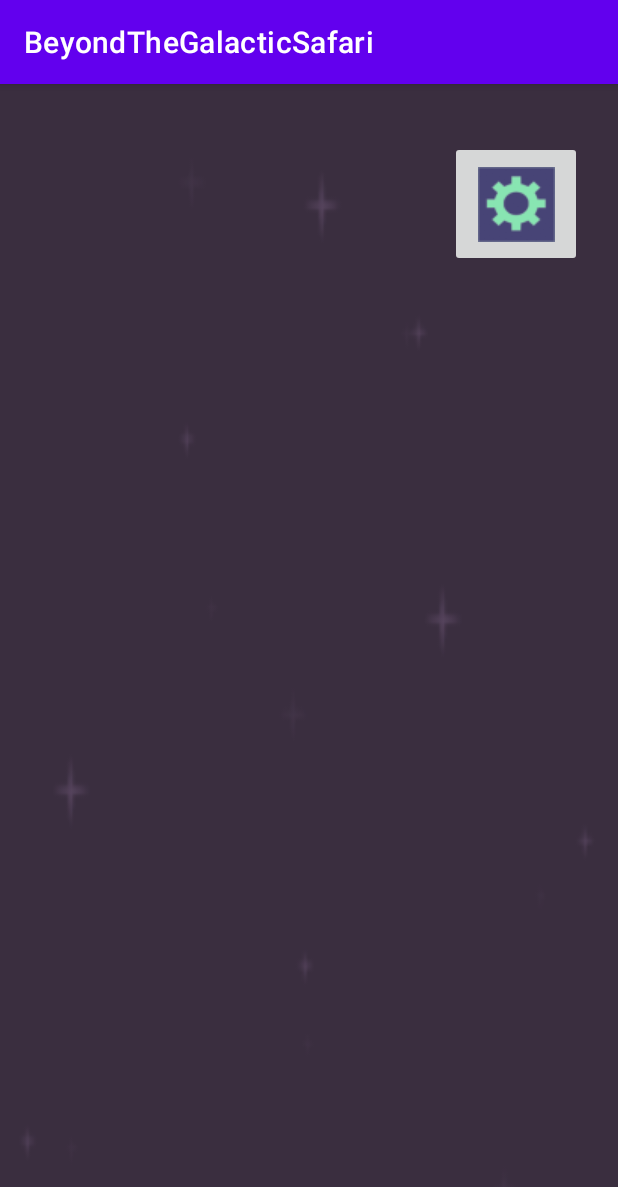
After one commit to simasalaune/BeyondTheGalacticSafari, an Android app: the GameScreen screen opened directly, with no data from a screen before it, on a phone screen of 412 x 824 dp. The commit adds this screen. Shown: the top 1187 px of the screen. Run offline under Robolectric (Android 15) with nearby library versions, the phone set to English and light mode, and no system bars.

Commit message:
In game UI

```diff
--- a/app/build.gradle
+++ b/app/build.gradle
@@ -8,7 +8,7 @@ android {
 
     defaultConfig {
         applicationId "com.example.beyondthegalacticsafari"
-        minSdk 21
+        minSdk 25
         targetSdk 33
         versionCode 1
         versionName "1.0"
@@ -33,6 +33,7 @@ dependencies {
     implementation 'androidx.appcompat:appcompat:1.4.1'
     implementation 'com.google.android.material:material:1.5.0'
     implementation 'androidx.constraintlayout:constraintlayout:2.1.3'
+    implementation 'androidx.wear.tiles:tiles-material:1.1.0-alpha04'
     testImplementation 'junit:junit:4.13.2'
     androidTestImplementation 'androidx.test.ext:junit:1.1.3'
     androidTestImplementation 'androidx.test.espresso:espresso-core:3.4.0'
--- /dev/null
+++ b/app/src/main/java/com/example/beyondthegalacticsafari/GameScreen.java
@@ -0,0 +1,55 @@
+package com.example.beyondthegalacticsafari;
+
+import androidx.appcompat.app.AppCompatActivity;
+
+import android.animation.ValueAnimator;
+import android.content.Context;
+import android.content.Intent;
+import android.os.Bundle;
+import android.view.ContextThemeWrapper;
+import android.view.MenuItem;
+import android.view.View;
+import android.view.animation.LinearInterpolator;
+import android.widget.ImageButton;
+import android.widget.ImageView;
+import android.widget.PopupMenu;
+
+public class GameScreen extends AppCompatActivity {
+
+    ImageButton imageButton;
+
+
+    @Override
+    protected void onCreate(Bundle savedInstanceState) {
+        super.onCreate(savedInstanceState);
+        setContentView(R.layout.activity_game_screen);
+
+        final ImageView backgroundOne = (ImageView) findViewById(R.id.background_one);
+        final ImageView backgroundTwo = (ImageView) findViewById(R.id.background_two);
+
+        final ValueAnimator animator = ValueAnimator.ofFloat(0.0f, 1.0f);
+        animator.setRepeatCount(ValueAnimator.INFINITE);
+        animator.setInterpolator(new LinearInterpolator());
+        animator.setDuration(10000L);
+        animator.addUpdateListener(new ValueAnimator.AnimatorUpdateListener() {
+            @Override
+            public void onAnimationUpdate(ValueAnimator animation) {
+                final float progress = (float) animation.getAnimatedValue();
+                final float height = backgroundOne.getHeight();
+                final float translationY = height * progress;
+                backgroundOne.setTranslationY(translationY);
+                backgroundTwo.setTranslationY(translationY - height);
+            }
+        });
+        animator.start();
+
+        imageButton = (ImageButton) findViewById(R.id.imageButton3);
+        imageButton.setOnClickListener(new View.OnClickListener() {
+           @Override
+           public void onClick(View view) {
+            startActivity(new Intent(GameScreen.this,Pop.class));
+       }
+       });
+
+    }
+}
--- /dev/null
+++ b/app/src/main/res/layout/activity_game_screen.xml
@@ -0,0 +1,39 @@
+<?xml version="1.0" encoding="utf-8"?>
+<androidx.constraintlayout.widget.ConstraintLayout xmlns:android="http://schemas.android.com/apk/res/android"
+    xmlns:app="http://schemas.android.com/apk/res-auto"
+    xmlns:tools="http://schemas.android.com/tools"
+    android:layout_width="match_parent"
+    android:layout_height="match_parent"
+    tools:context=".GameScreen">
+
+    <ImageView
+        android:id="@+id/background_one"
+        android:layout_width="fill_parent"
+        android:layout_height="fill_parent"
+        android:scaleType="fitXY"
+        android:src="@drawable/game_background" />
+
+    <ImageView
+        android:id="@+id/background_two"
+        android:layout_width="fill_parent"
+        android:layout_height="fill_parent"
+        android:scaleType="fitXY"
+        android:src="@drawable/game_background"
+        tools:layout_editor_absoluteX="0dp"
+        tools:layout_editor_absoluteY="16dp" />
+
+    <ImageButton
+        android:id="@+id/imageButton3"
+        android:layout_width="88dp"
+        android:layout_height="84dp"
+        android:layout_marginStart="299dp"
+        android:layout_marginTop="19dp"
+        android:layout_marginEnd="24dp"
+        android:layout_marginBottom="628dp"
+        app:layout_constraintBottom_toBottomOf="@+id/background_two"
+        app:layout_constraintEnd_toEndOf="@+id/background_one"
+        app:layout_constraintStart_toStartOf="@+id/background_two"
+        app:layout_constraintTop_toTopOf="@+id/background_one"
+        app:srcCompat="@drawable/settings_button" />
+
+</androidx.constraintlayout.widget.ConstraintLayout>
--- /dev/null
+++ b/app/src/main/res/values/styles.xml
@@ -0,0 +1,6 @@
+<?xml version="1.0" encoding="utf-8"?>
+<resources>
+    <style name="popupWindow">
+        <item name="android:windowIsTranslucent">true</item>
+    </style>
+</resources>
```
Also changed, not shown: app/src/main/AndroidManifest.xml (+7 -0 lines), app/src/main/java/com/example/beyondthegalacticsafari/MainActivity.java (+18 -0 lines), app/src/main/java/com/example/beyondthegalacticsafari/Pop.java (added, +60 -0 lines), app/src/main/res/layout/activity_main.xml (+5 -4 lines), app/src/main/res/layout/activity_pop.xml (added, +39 -0 lines), app/src/main/res/menu/popup_menu.xml (added, +20 -0 lines), app/src/main/res/drawable/game_background.png (added), app/src/main/res/drawable/settings_button.png (added).
